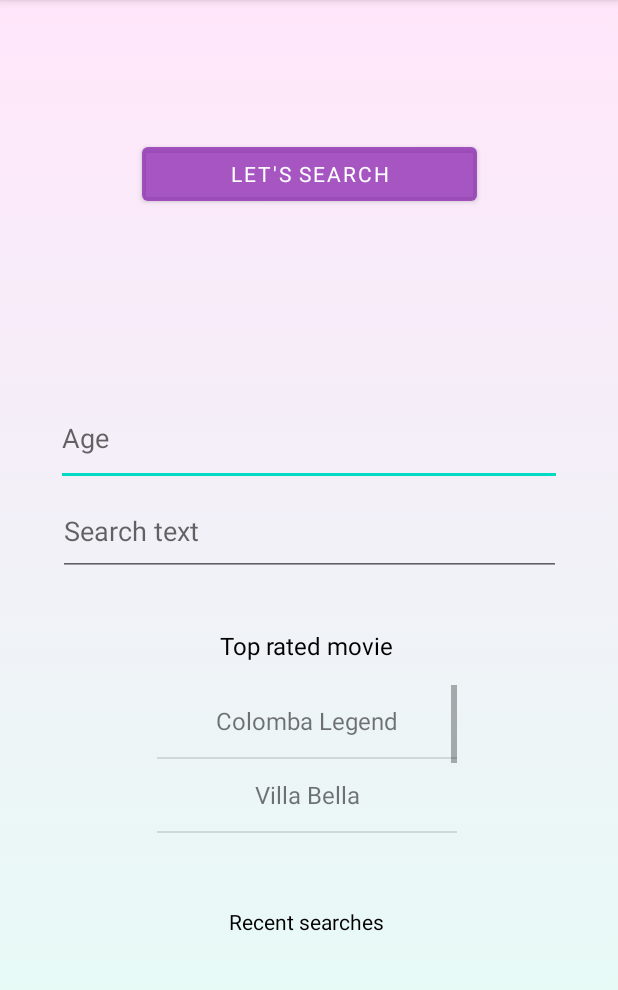
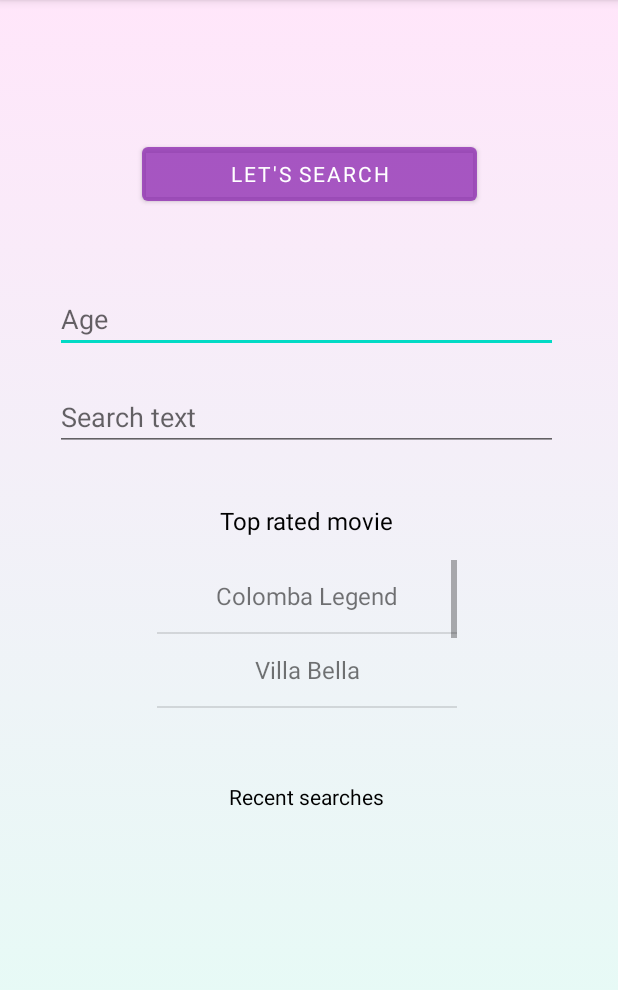
Before and after one commit to dieu-vu/movie2night, an Android app: the SearchActivity screen opened directly, with no data from a screen before it, on a phone screen of 412 x 824 dp, the part 84-1074 px from its top. Run offline under Robolectric (Android 15) with nearby library versions, the phone set to English and light mode, and no system bars; Roboto replaces fonts that are not available here.

Commit message:
update search layout

```diff
--- a/app/src/main/res/layout/activity_main.xml
+++ b/app/src/main/res/layout/activity_main.xml
@@ -28,7 +28,7 @@
         android:id="@+id/tvTitle2"
         android:layout_width="192dp"
         android:layout_height="72dp"
-        android:layout_marginTop="4dp"
+        android:layout_marginTop="0dp"
         android:fontFamily="@font/baloo"
         android:gravity="center"
         android:text="Tonight "
--- a/app/src/main/res/layout/activity_search.xml
+++ b/app/src/main/res/layout/activity_search.xml
@@ -22,33 +22,37 @@
         app:layout_constraintTop_toTopOf="parent"
         app:layout_constraintVertical_bias="0.09" />
 
+    <LinearLayout
+        android:id="@+id/infoBox"
+        android:layout_width="0dp"
+        android:layout_height="wrap_content"
+        android:layout_marginTop="40sp"
+        android:orientation="vertical"
+        app:layout_constraintBottom_toTopOf="@id/ratedMovieBox"
+        app:layout_constraintEnd_toEndOf="@id/guideline4"
+        app:layout_constraintEnd_toStartOf="@id/guideline4"
+        app:layout_constraintStart_toEndOf="@id/guideline3"
+        app:layout_constraintStart_toStartOf="@id/guideline3"
+        app:layout_constraintTop_toBottomOf="@id/searchBtn">
+
         <EditText
             android:id="@+id/edtAge"
-        android:layout_width="337dp"
-        android:layout_height="63dp"
-        android:layout_marginBottom="444dp"
+            android:layout_width="match_parent"
+            android:layout_height="wrap_content"
+            android:layout_marginTop="10sp"
             android:ems="10"
             android:hint="@string/Age"
-        android:inputType="textPersonName"
-        app:layout_constraintBottom_toBottomOf="parent"
-        app:layout_constraintEnd_toEndOf="parent"
-        app:layout_constraintStart_toStartOf="parent"
-        app:layout_constraintTop_toBottomOf="@+id/textView"
-        app:layout_constraintVertical_bias="0.189" />
+            android:inputType="textPersonName" />
 
         <EditText
             android:id="@+id/edtSearch"
-        android:layout_width="335dp"
-        android:layout_height="60dp"
-        android:layout_marginBottom="264dp"
+            android:layout_width="match_parent"
+            android:layout_height="wrap_content"
+            android:layout_marginTop="20sp"
             android:ems="10"
             android:hint="@string/SearchText"
-        android:inputType="textPersonName"
-        app:layout_constraintBottom_toBottomOf="parent"
-        app:layout_constraintEnd_toEndOf="parent"
-        app:layout_constraintStart_toStartOf="parent"
-        app:layout_constraintTop_toBottomOf="@+id/edtAge"
-        app:layout_constraintVertical_bias="0.0" />
+            android:inputType="textPersonName" />
+    </LinearLayout>
 
     <androidx.constraintlayout.widget.Guideline
         android:id="@+id/guideline5"
@@ -67,7 +71,7 @@
         app:layout_constraintLeft_toLeftOf="parent"
         app:layout_constraintStart_toEndOf="@id/guideline3"
         app:layout_constraintEnd_toEndOf="@id/guideline4"
-        app:layout_constraintTop_toBottomOf="@id/edtSearch">
+        app:layout_constraintTop_toBottomOf="@id/infoBox">
 
         <TextView
             android:id="@+id/txtRatedmovie"
```
Lines whose indentation alone changed are shown as unchanged.
